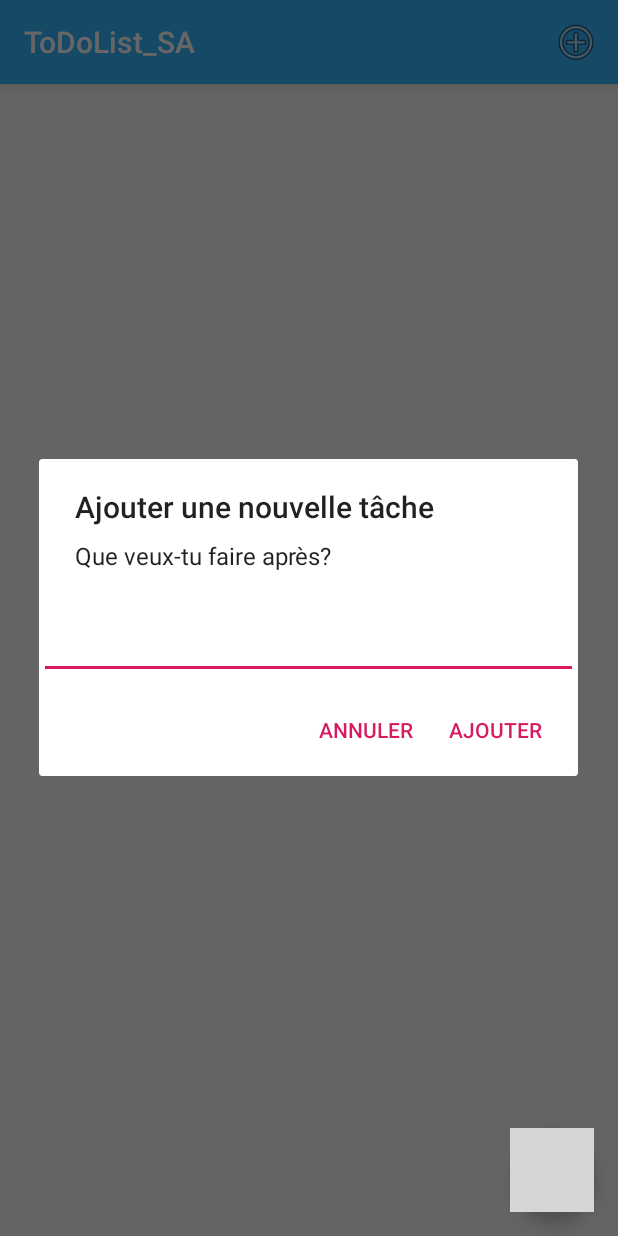
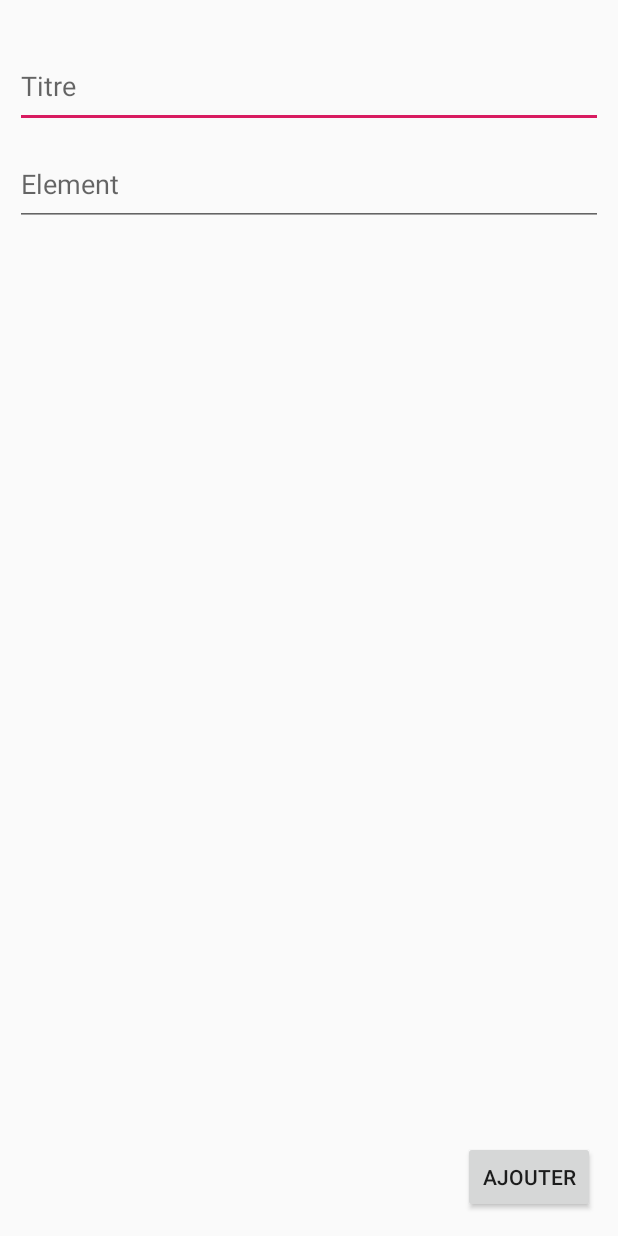
Before and after one commit to cyan974/ToDoList_SA, an Android app: the screen it shows after launch (MainActivity before the commit, AddToDoActivity after it), after a tap on an icon or button, on a phone screen of 412 x 824 dp. Run offline under Robolectric (Android 15) with nearby library versions, the phone set to English and light mode, and no system bars; grey boxes are pictures that could not be loaded.

Commit message:
Modification structure BDD

```diff
--- /dev/null
+++ b/app/src/main/java/com/example/todolist_sa/AddToDoActivity.java
@@ -0,0 +1,31 @@
+package com.example.todolist_sa;
+
+import android.app.Activity;
+import android.content.ContentValues;
+import android.database.sqlite.SQLiteDatabase;
+import android.os.Bundle;
+import android.view.View;
+import android.widget.EditText;
+
+import com.example.todolist_sa.sqlite.Const;
+import com.example.todolist_sa.sqlite.DbHelper;
+
+public class AddToDoActivity extends Activity {
+    private DbHelper mHelper;
+
+    @Override
+    protected void onCreate(Bundle savedInstanceState){
+        super.onCreate(savedInstanceState);
+        setContentView(R.layout.activity_add_task);
+
+        mHelper = new DbHelper(this);
+    }
+
+    public void onClick_Add(View view){
+        EditText edtxt_title = findViewById(R.id.editTxt_Titre);
+        DbHelper dbHelper = new DbHelper(this);
+
+
+        AddToDoActivity.this.finish();
+    }
+}
--- a/app/src/main/java/com/example/todolist_sa/MainActivity.java
+++ b/app/src/main/java/com/example/todolist_sa/MainActivity.java
@@ -1,10 +1,8 @@
 package com.example.todolist_sa;
 
-import androidx.appcompat.app.AlertDialog;
 import androidx.appcompat.app.AppCompatActivity;
 
-import android.content.ContentValues;
-import android.content.DialogInterface;
+import android.content.Intent;
 import android.database.Cursor;
 import android.database.sqlite.SQLiteDatabase;
 import android.os.Bundle;
@@ -14,19 +12,18 @@ import android.view.Menu;
 import android.view.MenuItem;
 import android.view.View;
 import android.widget.ArrayAdapter;
-import android.widget.EditText;
 import android.widget.ListView;
 import android.widget.TextView;
 
-import com.example.todolist_sa.sqlite.TaskContract;
-import com.example.todolist_sa.sqlite.DatabaseHelper;
+import com.example.todolist_sa.sqlite.Const;
+import com.example.todolist_sa.sqlite.DbHelper;
 
 import java.util.ArrayList;
 import java.util.List;
 
 public class MainActivity extends AppCompatActivity {
     private static final String TAG = "MainActivity";
-    private DatabaseHelper mHelper;
+    private DbHelper mHelper;
     private ListView mTaskListView;
     private ArrayAdapter<String> mAdapter;
 
@@ -39,28 +36,28 @@ public class MainActivity extends AppCompatActivity {
 
 
         // Informations de la table sur la bdd
-        mHelper = new DatabaseHelper(this);
+        mHelper = new DbHelper(this);
         SQLiteDatabase db = mHelper.getReadableDatabase();
 
         // Définir une projection qui précise quelles colonnes de la base de données
         // que vous utiliserez effectivement après cette requête.
         String[] projection = {
                 BaseColumns._ID,
-                TaskContract.TaskEntry.COL_TASK_TITLE,
-                TaskContract.TaskEntry.COL_TASK_DATEFIN,
-                TaskContract.TaskEntry.COL_TASK_IMG
+                Const.ToDoEntry.COL_TITLE,
+                Const.ToDoEntry.COL_ENDDATE
+                //Const.ToDoEntry.COL_TASK_IMG
         };
 
         // Filtrer les résultats WHERE "title" = "My Title" (mon titre)
-        String selection = TaskContract.TaskEntry.COL_TASK_TITLE;
+        String selection = Const.ToDoEntry.COL_TITLE;
         //String[] selectionArgs = { "My Title" };
 
         // Comment vous voulez que les résultats soient triés dans le Curseur résultant
         String sortOrder =
-                TaskContract.TaskEntry.COL_TASK_DATEFIN + " DESC";
+                Const.ToDoEntry.COL_ENDDATE + " DESC";
 
         Cursor cursor = db.query(
-                TaskContract.TaskEntry.TABLE_NAME,
+                Const.ToDoEntry.TABLE_NAME,
                 projection,
                 selection,
                 null,
@@ -73,11 +70,11 @@ public class MainActivity extends AppCompatActivity {
         mTaskListView = findViewById(R.id.list_todo);
         List itemIds = new ArrayList<>();
         while(cursor.moveToNext()) {
-            int idx = cursor.getColumnIndex(TaskContract.TaskEntry.COL_TASK_TITLE);
+            int idx = cursor.getColumnIndex(Const.ToDoEntry.COL_TITLE);
             Log.d(TAG, "Tâche: " + cursor.getString(idx));
 
             long itemId = cursor.getLong(
-                    cursor.getColumnIndexOrThrow(TaskContract.TaskEntry._ID));
+                    cursor.getColumnIndexOrThrow(Const.ToDoEntry._ID));
             itemIds.add(itemId);
         }
         cursor.close();
@@ -103,7 +100,10 @@ public class MainActivity extends AppCompatActivity {
     }
 
     public void addTask(View view){
-        final EditText taskEditText = new EditText(this);
+        Intent itnAddTask = new Intent(MainActivity.this, AddToDoActivity.class);
+        startActivity(itnAddTask);
+
+        /*final EditText taskEditText = new EditText(this);
         AlertDialog dialog = new AlertDialog.Builder(this)
                 .setTitle("Ajouter une nouvelle tâche")
                 .setMessage("Que veux-tu faire après?")
@@ -125,17 +125,17 @@ public class MainActivity extends AppCompatActivity {
                 })
                 .setNegativeButton("Annuler", null)
                 .create();
-        dialog.show();
+        dialog.show();*/
     }
 
     private void updateUI() {
         ArrayList<String> taskList = new ArrayList<>();
         SQLiteDatabase db = mHelper.getReadableDatabase();
-        Cursor cursor = db.query(TaskContract.TaskEntry.TABLE_NAME,
-                new String[]{TaskContract.TaskEntry._ID, TaskContract.TaskEntry.COL_TASK_TITLE},
+        Cursor cursor = db.query(Const.ToDoEntry.TABLE_NAME,
+                new String[]{Const.ToDoEntry._ID, Const.ToDoEntry.COL_TITLE},
                 null, null, null, null, null);
         while (cursor.moveToNext()) {
-            int idx = cursor.getColumnIndex(TaskContract.TaskEntry.COL_TASK_TITLE);
+            int idx = cursor.getColumnIndex(Const.ToDoEntry.COL_TITLE);
             taskList.add(cursor.getString(idx));
         }
 
@@ -160,8 +160,8 @@ public class MainActivity extends AppCompatActivity {
         TextView taskTextView = (TextView) parent.findViewById(R.id.task_title);
         String task = String.valueOf(taskTextView.getText());
         SQLiteDatabase db = mHelper.getWritableDatabase();
-        db.delete(TaskContract.TaskEntry.TABLE_NAME,
-                TaskContract.TaskEntry.COL_TASK_TITLE + " = ?",
+        db.delete(Const.ToDoEntry.TABLE_NAME,
+                Const.ToDoEntry.COL_TITLE + " = ?",
                 new String[]{task});
         db.close();
         updateUI();
--- a/app/src/main/java/com/example/todolist_sa/sqlite/DatabaseHelper.java
+++ /dev/null
@@ -1,57 +0,0 @@
-package com.example.todolist_sa.sqlite;
-
-import android.content.Context;
-import android.database.sqlite.SQLiteDatabase;
-import android.database.sqlite.SQLiteOpenHelper;
-
-public class DatabaseHelper extends SQLiteOpenHelper {
-
-    // Si vous changez le schéma de la base de données, vous devez incrémenter la version de la base de données.
-    public static final String DB_NAME = "ToDoList.db";
-    public static final int DB_VERSION = 1;
-
-    // Création de la requête SQL pour créer la table TASKS
-    private static final String SQL_CREATE_TASKS =
-            "CREATE TABLE " + TaskContract.TaskEntry.TABLE_NAME + " (" +
-                    TaskContract.TaskEntry._ID + " INTEGER PRIMARY KEY," +
-                    TaskContract.TaskEntry.COL_TASK_TITLE + " TEXT," +
-                    TaskContract.TaskEntry.COL_TASK_DATEFIN + " TEXT," +
-                    TaskContract.TaskEntry.COL_TASK_IMG + " TEXT)";
-
-    // Création de la requête SQL pour créer la table TAGS
-    private static final String SQL_CREATE_TAGS =
-            "CREATE TABLE " + TagContract.TagEntry.TABLE_NAME + " (" +
-                    TagContract.TagEntry._ID + " INTEGER PRIMARY KEY," +
-                    TagContract.TagEntry.COL_TAG_LIBELLE + " TEXT," +
-                    TagContract.TagEntry.COL_FK_TASK + " INTEGER NOT NULL CONSTRAINT fk_nn_task REFERENCES " +
-                    TaskContract.TaskEntry.TABLE_NAME + "(" + TaskContract.TaskEntry._ID + ")" +")";
-
-    // Requête SQL pour supprimer la table TASKS
-    private static final String SQL_DELETE_TASKS =
-            "DROP TABLE IF EXISTS " + TaskContract.TaskEntry.TABLE_NAME;
-
-    // Requête SQL pour supprimer la table TAGS
-    private static final String SQL_DELETE_TAGS =
-            "DROP TABLE IF EXISTS " + TagContract.TagEntry.TABLE_NAME;
-
-    public DatabaseHelper(Context context) {
-        super(context, DB_NAME, null, DB_VERSION);
-    }
-
-    @Override
-    public void onCreate(SQLiteDatabase db) {
-        // Exécution des requêtes SQL pour la création des deux tables
-        db.execSQL(SQL_CREATE_TASKS);
-        db.execSQL(SQL_CREATE_TAGS);
-    }
-
-
-    // Cette base de données n'est qu'un cache pour les données en ligne, sa politique de mise à jour est donc
-    // pour simplement se débarrasser des données et recommencer à zéro
-    @Override
-    public void onUpgrade(SQLiteDatabase db, int oldVersion, int newVersion) {
-        db.execSQL(SQL_DELETE_TASKS);
-        db.execSQL(SQL_DELETE_TAGS);
-        onCreate(db);
-    }
-}
--- /dev/null
+++ b/app/src/main/java/com/example/todolist_sa/sqlite/DbHelper.java
@@ -0,0 +1,102 @@
+package com.example.todolist_sa.sqlite;
+
+import android.content.ContentValues;
+import android.content.Context;
+import android.database.Cursor;
+import android.database.sqlite.SQLiteDatabase;
+import android.database.sqlite.SQLiteOpenHelper;
+
+import com.example.todolist_sa.DTO.ToDo;
+
+import java.util.ArrayList;
+import java.util.Date;
+import java.util.List;
+
+public class DbHelper extends SQLiteOpenHelper {
+
+    // Si vous changez le schéma de la base de données, vous devez incrémenter la version de la base de données.
+    public static final String DB_NAME = "ToDoList.db";
+    public static final int DB_VERSION = 1;
+
+    // Création de la requête SQL pour créer la table TASKS
+    private static final String CREATE_ToDo =
+            "CREATE TABLE " + Const.ToDoEntry.TABLE_NAME + " (" +
+                    Const.ToDoEntry._ID + " INTEGER PRIMARY KEY," +
+                    Const.ToDoEntry.COL_TITLE + " TEXT," +
+                    Const.ToDoEntry.COL_ENDDATE + " TEXT)";
+    // ," +
+    //                    Const.ToDoEntry.COL_TASK_IMG + " TEXT
+
+    // Création de la requête SQL pour créer la table TAGS
+    private static final String CREATE_ToDoItem =
+            "CREATE TABLE " + Const.ToDoItemEntry.TABLE_NAME + " (" +
+                    Const.ToDoItemEntry._ID + " INTEGER PRIMARY KEY," +
+                    Const.ToDoItemEntry.COL_NAME + " TEXT," +
+                    Const.ToDoItemEntry.COL_FK_ToDo + " INTEGER NOT NULL CONSTRAINT fk_nn_task REFERENCES " +
+                    Const.ToDoEntry.TABLE_NAME + "(" + Const.ToDoEntry._ID + ")" +")";
+
+    // Requête SQL pour supprimer la table TASKS
+    private static final String DELETE_ToDo =
+            "DROP TABLE IF EXISTS " + Const.ToDoEntry.TABLE_NAME;
+
+    // Requête SQL pour supprimer la table TAGS
+    private static final String DELETE_ToDoItem =
+            "DROP TABLE IF EXISTS " + Const.ToDoItemEntry.TABLE_NAME;
+
+    public DbHelper(Context context) {
+        super(context, DB_NAME, null, DB_VERSION);
+    }
+
+    @Override
+    public void onCreate(SQLiteDatabase db) {
+        // Exécution des requêtes SQL pour la création des deux tables
+        db.execSQL(CREATE_ToDo);
+        db.execSQL(CREATE_ToDoItem);
+    }
+
+    // Cette base de données n'est qu'un cache pour les données en ligne, sa politique de mise à jour est donc
+    // pour simplement se débarrasser des données et recommencer à zéro
+    @Override
+    public void onUpgrade(SQLiteDatabase db, int oldVersion, int newVersion) {
+        db.execSQL(DELETE_ToDo);
+        db.execSQL(DELETE_ToDoItem);
+        onCreate(db);
+    }
+
+    // Méthode pour ajouter des tâches dans la table ToDO
+    public Boolean addToDo(String title, Date endDate){
+        SQLiteDatabase db = this.getWritableDatabase();
+
+        ContentValues values = new ContentValues();
+        values.put(Const.ToDoEntry.COL_TITLE, title);
+        //values.put(Const.ToDoEntry.COL_ENDDATE, endDate.toString());
+
+        Long res = db.insert(Const.ToDoEntry.TABLE_NAME, null, values);
+
+        db.close();
+        return res!=-1L;
+    }
+
+
+    public List<ToDo> getListToDo(){
+        List<ToDo> listRes = new ArrayList();
+        SQLiteDatabase db = this.getReadableDatabase();
+
+        Cursor queryRes = db.rawQuery("SELECT * FROM " + Const.ToDoEntry.TABLE_NAME, null);
+
+        if(queryRes.moveToFirst()){
+            do{
+                ToDo toDo = new ToDo(
+                        queryRes.getLong(queryRes.getColumnIndex(Const.ToDoEntry._ID)),
+                        queryRes.getString(queryRes.getColumnIndex(Const.ToDoEntry.COL_TITLE)));
+                listRes.add(toDo);
+
+            } while(queryRes.moveToNext());
+        }
+
+        queryRes.close();
+        db.close();
+
+        return listRes;
+    }
+}
--- a/app/src/main/res/layout/activity_add_task.xml
+++ b/app/src/main/res/layout/activity_add_task.xml
@@ -17,9 +17,39 @@
         android:layout_marginRight="10dp"
         android:autofillHints=""
         android:ems="10"
+        android:hint="Titre"
         android:inputType="text"
-        android:text="Titre"
         app:layout_constraintEnd_toEndOf="parent"
         app:layout_constraintStart_toStartOf="parent"
         app:layout_constraintTop_toTopOf="parent" />
+
+    <EditText
+        android:id="@+id/editTxt_Tag"
+        android:layout_width="0dp"
+        android:layout_height="55dp"
+        android:layout_marginStart="10dp"
+        android:layout_marginLeft="10dp"
+        android:layout_marginTop="10dp"
+        android:layout_marginEnd="10dp"
+        android:layout_marginRight="10dp"
+        android:autofillHints=""
+        android:ems="10"
+        android:hint="Element"
+        android:inputType="text"
+        app:layout_constraintEnd_toEndOf="parent"
+        app:layout_constraintHorizontal_bias="1.0"
+        app:layout_constraintStart_toStartOf="parent"
+        app:layout_constraintTop_toBottomOf="@+id/editTxt_Titre" />
+
+    <Button
+        android:id="@+id/btnAdd"
+        android:layout_width="wrap_content"
+        android:layout_height="wrap_content"
+        android:layout_marginEnd="15dp"
+        android:layout_marginRight="15dp"
+        android:layout_marginBottom="15dp"
+        android:onClick="onClick_Add"
+        android:text="Ajouter"
+        app:layout_constraintBottom_toBottomOf="parent"
+        app:layout_constraintEnd_toEndOf="parent" />
 </androidx.constraintlayout.widget.ConstraintLayout>
--- a/app/src/main/res/layout/activity_main.xml
+++ b/app/src/main/res/layout/activity_main.xml
@@ -22,6 +22,7 @@
         android:clickable="true"
         android:onClick="addTask"
         app:backgroundTint="@color/colorPrimary"
-        app:srcCompat="@drawable/ic_add_task" />
+        app:srcCompat="@drawable/ic_add_task"
+        android:focusable="true" />
 
 </androidx.coordinatorlayout.widget.CoordinatorLayout >
--- a/app/src/main/res/values/colors.xml
+++ b/app/src/main/res/values/colors.xml
@@ -2,9 +2,9 @@
 <resources>
     <!-- #008577 -->
     <color name="colorPrimary">#38b6ff</color>
-    <color name="colorPrimaryDark">#00574B</color>
+    <color name="colorPrimaryDark">#38b6ff</color>
     <color name="colorAccent">#D81B60</color>
     <color name="colorBlack">#000000</color>
-    <color name="colorBlue">#38b6ff</color>
+    <color name="colorBlue">#004aad</color>
     <color name="colorWhite">#ffffff</color>
 </resources>
```
Also changed, not shown: app/src/main/AndroidManifest.xml (+1 -15 lines), app/src/main/java/com/example/todolist_sa/DTO/ToDo.java (added, +48 -0 lines), app/src/main/java/com/example/todolist_sa/DTO/ToDoItem.java (added, +35 -0 lines), app/src/main/java/com/example/todolist_sa/sqlite/Const.java (added, +25 -0 lines), app/src/main/java/com/example/todolist_sa/sqlite/TagContract.java (deleted, +0 -16 lines), app/src/main/java/com/example/todolist_sa/sqlite/TaskContract.java (deleted, +0 -17 lines), app/src/main/res/layout/item_todo.xml (+30 -9 lines).
